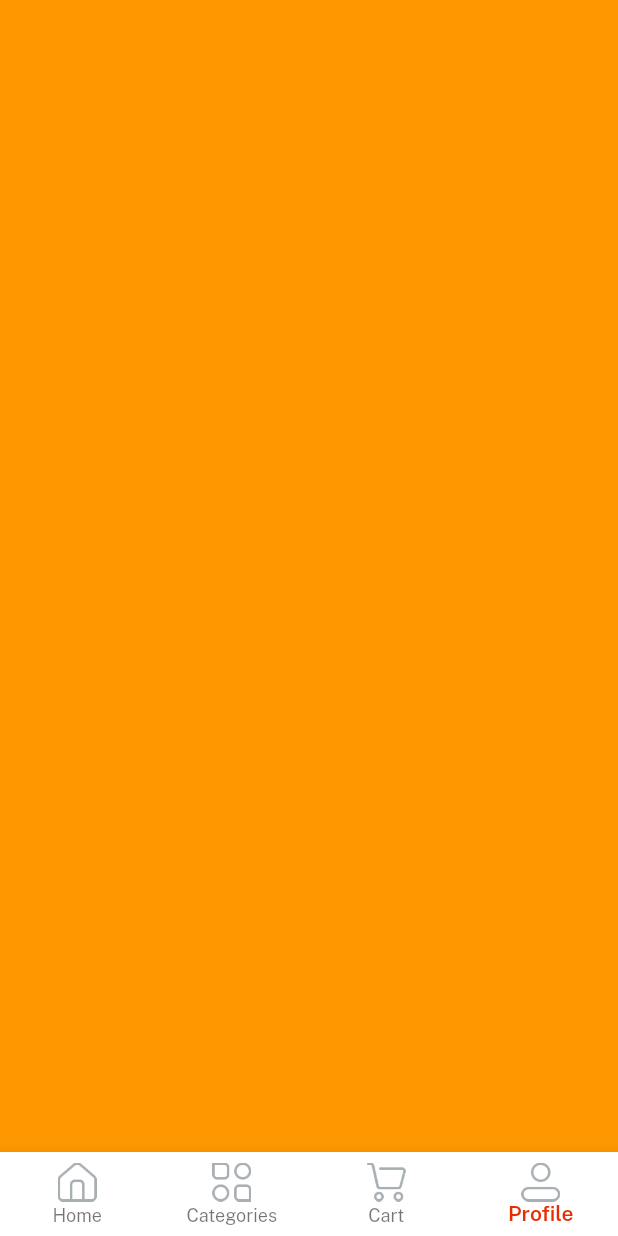
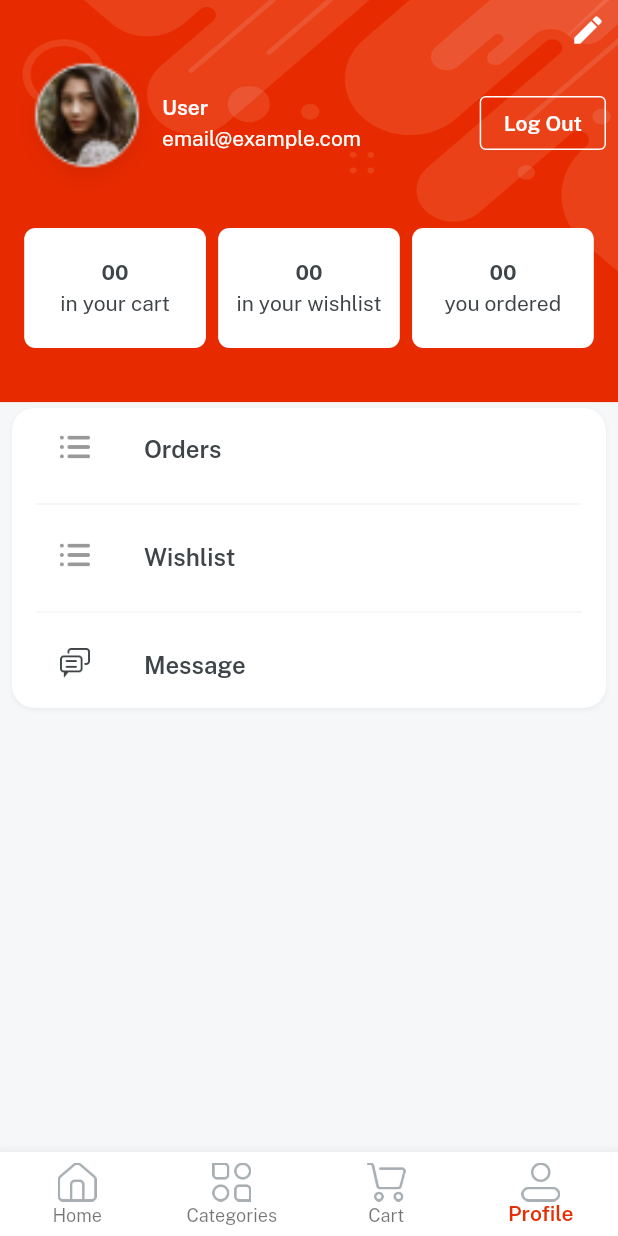
Before and after one commit to Aadi61/e_commerce_app, a Flutter app: the Home screen opened directly, item 4 of the bottom bar chosen, on a phone screen of 412 x 824 dp. Run offline on Flutter 3.47's test engine with Material 2 defaults, Android fonts, the phone set to English and light mode, and no system bars; our stand-ins replace get, velocity_x.

Commit message:
done with all the ui stuff

```diff
--- a/lib/screens/cart_screen/cart_screen.dart
+++ b/lib/screens/cart_screen/cart_screen.dart
@@ -1,3 +1,4 @@
+import 'package:e_commerce/consts/consts.dart';
 import 'package:flutter/material.dart';
 
 class CartScreen extends StatelessWidget {
@@ -6,7 +7,8 @@ class CartScreen extends StatelessWidget {
   @override
   Widget build(BuildContext context) {
     return Container(
-      color: Colors.red,
+      color: whiteColor,
+      child:"Empty Cart".text.makeCentered()
     );
   }
 }
--- a/lib/screens/categories_screen/categories_detail.dart
+++ b/lib/screens/categories_screen/categories_detail.dart
@@ -73,9 +73,9 @@ class CategoriesDetail extends StatelessWidget {
                             .roundedSM
                             .make()
                             .onTap(() {
-                          Get.to(ItemDetails(
-                            title: "Random title",
-                          ));
+                          Get.to(() => ItemDetails(
+                                title: "Random title",
+                              ));
                         });
                       }))
             ],
--- a/lib/screens/categories_screen/categories_screen.dart
+++ b/lib/screens/categories_screen/categories_screen.dart
@@ -72,7 +72,7 @@ class CategoriesScreen extends StatelessWidget {
                       .outerShadowSm
                       .make()
                       .onTap(() {
-                    Get.to(CategoriesDetail(title: categoriesList[index]));
+                    Get.to(()=>CategoriesDetail(title: categoriesList[index]));
                   }),
                 );
               })),
--- /dev/null
+++ b/lib/screens/profile_screen/details_button.dart
@@ -0,0 +1,13 @@
+import 'package:e_commerce/consts/consts.dart';
+import 'package:flutter/material.dart';
+
+Widget detailsButton({String? count, width,String? title}){
+  return Column(
+    mainAxisAlignment: MainAxisAlignment.center,
+    children: [
+      count!.text.fontFamily(bold).color(darkFontGrey).make(),
+      5.heightBox,
+      title!.text.color(darkFontGrey).make()
+    ],
+  ).box.white.roundedSM.width(width).height(80).padding(EdgeInsets.all(4)).make();
+}
--- a/lib/screens/profile_screen/profile_screen.dart
+++ b/lib/screens/profile_screen/profile_screen.dart
@@ -1,3 +1,6 @@
+import 'package:e_commerce/consts/consts.dart';
+import 'package:e_commerce/screens/profile_screen/details_button.dart';
+import 'package:e_commerce/widgets/bg_widget.dart';
 import 'package:flutter/material.dart';
 
 class ProfileScreen extends StatelessWidget {
@@ -5,8 +8,92 @@ class ProfileScreen extends StatelessWidget {
 
   @override
   Widget build(BuildContext context) {
-    return Container(
-      color: Colors.orange,
-    );
+    const profileButtonsList = ["Orders", "Wishlist", "Message"];
+    const profileButtonsIcons = [icOrder, icOrder, icMessages];
+    return bgWidget(
+        child: SafeArea(
+            child: Padding(
+      padding: const EdgeInsets.all(8),
+      child: Column(
+        children: [
+          Align(
+              alignment: Alignment.topRight,
+              child: Icon(
+                Icons.edit,
+                color: whiteColor,
+              )).onTap(() {}),
+          Row(
+            children: [
+              Image.asset(imgProfile, width: 100, fit: BoxFit.cover)
+                  .box
+                  .roundedFull
+                  .clip(Clip.antiAlias)
+                  .make(),
+              Expanded(
+                child: Column(
+                  crossAxisAlignment: CrossAxisAlignment.start,
+                  children: [
+                    "User".text.fontFamily(semibold).white.make(),
+                    5.heightBox,
+                    "email@example.com".text.white.make()
+                  ],
+                ),
+              ),
+              OutlinedButton(
+                  style: OutlinedButton.styleFrom(
+                      side: const BorderSide(color: whiteColor)),
+                  onPressed: () {},
+                  child: "Log Out".text.fontFamily(semibold).white.make())
+            ],
+          ),
+          20.heightBox,
+          Row(
+            mainAxisAlignment: MainAxisAlignment.spaceEvenly,
+            children: [
+              detailsButton(
+                  count: "00",
+                  width: context.screenWidth / 3.4,
+                  title: "in your cart"),
+              detailsButton(
+                  count: "00",
+                  width: context.screenWidth / 3.4,
+                  title: "in your wishlist"),
+              detailsButton(
+                  count: "00",
+                  width: context.screenWidth / 3.4,
+                  title: "you ordered")
+            ],
+          ),
+          40.heightBox,
+          ListView.separated(
+                  shrinkWrap: true,
+                  itemBuilder: (context, index) {
+                    return ListTile(
+                      leading: Image.asset(
+                        profileButtonsIcons[index],
+                        width: 20,
+                      ),
+                      title: profileButtonsList[index]
+                          .text
+                          .fontFamily(semibold)
+                          .color(darkFontGrey)
+                          .make(),
+                    );
+                  },
+                  separatorBuilder: (context, index) {
+                    return const Divider(
+                      color: lightGrey,
+                    );
+                  },
+                  itemCount: profileButtonsList.length)
+              .box
+              .padding(EdgeInsets.symmetric(horizontal: 16))
+              .shadowSm
+              .white
+              .rounded
+              .make()
+        ],
+      ),
+    )));
   }
 }
```
